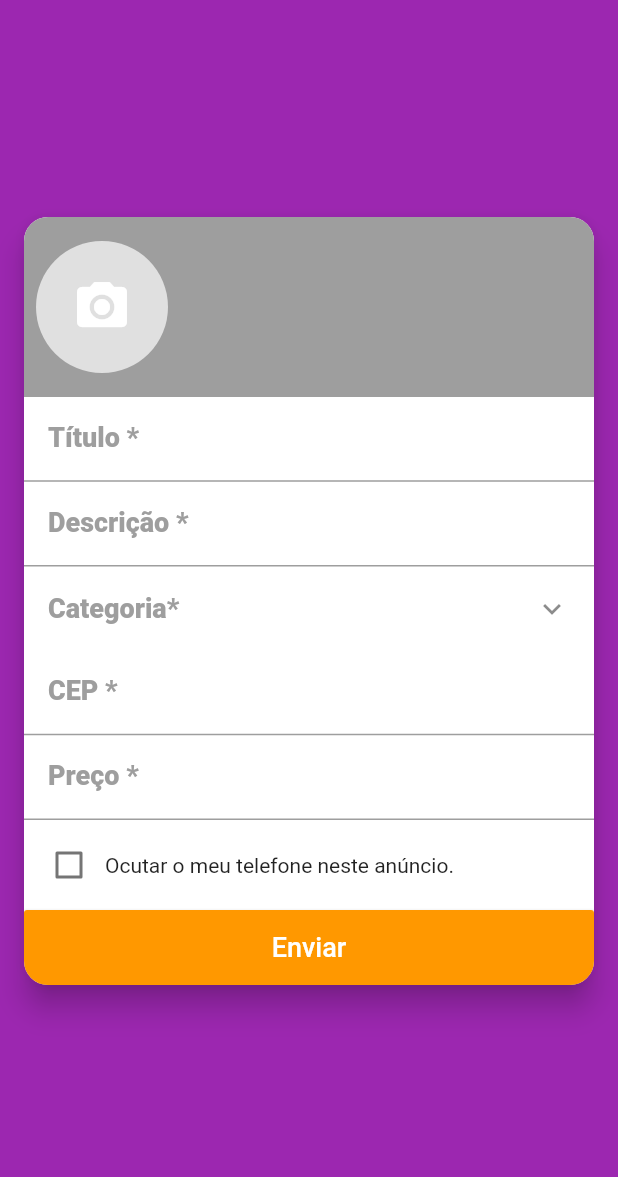
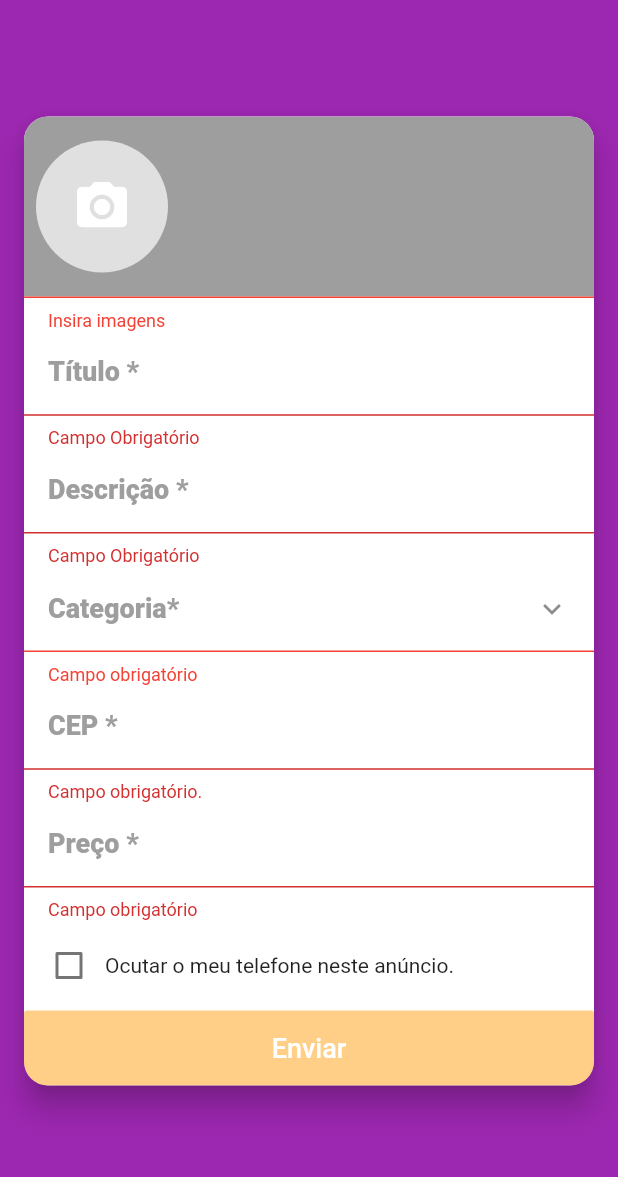
Before and after one commit to leonardovilches/sos_services, a Flutter app: the CreateScreen screen opened directly, after a tap on "Enviar", on a phone screen of 412 x 824 dp, the part 59-1236 px from its top. Run offline on Flutter 3.47's test engine with Material 2 defaults, Android fonts, the phone set to English and light mode, and no system bars; our stand-ins replace brasil_fields, dio, flutter_mobx, get_it, image_cropper, image_picker and 3 more; accounts and stored records are empty; generated files the repository leaves out were written again; network calls fail; statements that could not run were skipped.

Commit message:
Validações campos do cadastro de anuncio

```diff
--- a/lib/screens/create/components/category_field.dart
+++ b/lib/screens/create/components/category_field.dart
@@ -11,7 +11,9 @@
   @override
   Widget build(BuildContext context) {
     return Observer(builder: (_) {
-      return ListTile(
+      return Column(
+        children: [
+          ListTile(
             title: createStore.category == null
                 ? Text(
                     'Categoria*',
@@ -51,6 +53,37 @@
                 createStore.setCategory(category);
               }
             },
+          ),
+          if (createStore.categoryError != null)
+            Container(
+              alignment: Alignment.centerLeft,
+              decoration: BoxDecoration(
+                border: Border(
+                  top: BorderSide(
+                    color: Colors.red,
+                  ),
+                ),
+              ),
+              padding: const EdgeInsets.fromLTRB(16, 8, 0, 0),
+              child: Text(
+                createStore.categoryError,
+                style: TextStyle(
+                  color: Colors.red,
+                  fontSize: 12,
+                ),
+              ),
+            )
+          else
+            Container(
+              decoration: BoxDecoration(
+                border: Border(
+                  top: BorderSide(
+                    color: Colors.grey,
+                  ),
+                ),
+              ),
+            ),
+        ],
       );
     });
   }
--- a/lib/screens/create/components/cep_field.dart
+++ b/lib/screens/create/components/cep_field.dart
@@ -3,15 +3,20 @@
 import 'package:flutter/services.dart';
 import 'package:flutter_mobx/flutter_mobx.dart';
 import 'package:sos_services/stores/cep_store.dart';
+import 'package:sos_services/stores/create_store.dart';
 
 class CepField extends StatelessWidget {
-  final CepStore cepStore = CepStore();
+  CepField(this.createStore) : cepStore = createStore.cepStore;
+
+  final CreateStore createStore;
+  final CepStore cepStore;
   @override
   Widget build(BuildContext context) {
     return Column(
       crossAxisAlignment: CrossAxisAlignment.stretch,
       children: [
-        TextFormField(
+        Observer(builder: (_) {
+          return TextFormField(
             onChanged: cepStore.setCep,
             keyboardType: TextInputType.number,
             inputFormatters: [
@@ -20,6 +25,7 @@
             ],
             decoration: InputDecoration(
               labelText: 'CEP *',
+              errorText: createStore.addressError,
               labelStyle: TextStyle(
                 fontWeight: FontWeight.w800,
                 color: Colors.grey,
@@ -27,7 +33,8 @@
               ),
               contentPadding: const EdgeInsets.fromLTRB(16, 10, 12, 10),
             ),
-        ),
+          );
+        }),
         Observer(
           builder: (_) {
             if (cepStore.address == null &&
--- a/lib/screens/create/components/images_field.dart
+++ b/lib/screens/create/components/images_field.dart
@@ -18,10 +18,13 @@
       Navigator.of(context).pop();
     }
 
-    return Container(
+    return Column(
+      children: [
+        Container(
           color: Colors.grey,
           height: 120,
-        child: Observer(builder: (_) {
+          child: Observer(
+            builder: (_) {
               return ListView.builder(
                 scrollDirection: Axis.horizontal,
                 itemCount: createStore.images.length < 5
@@ -36,11 +39,13 @@
                           if (Platform.isAndroid) {
                             showModalBottomSheet(
                                 context: context,
-                            builder: (_) => ImageSourceModal(onImageSelected));
+                                builder: (_) =>
+                                    ImageSourceModal(onImageSelected));
                           } else {
                             showCupertinoModalPopup(
                                 context: context,
-                            builder: (_) => ImageSourceModal(onImageSelected));
+                                builder: (_) =>
+                                    ImageSourceModal(onImageSelected));
                           }
                         },
                         child: CircleAvatar(
@@ -68,7 +73,8 @@
                             context: context,
                             builder: (_) => ImageDialog(
                               image: createStore.images[index],
-                          onDelete: () => createStore.images.removeAt(index),
+                              onDelete: () =>
+                                  createStore.images.removeAt(index),
                             ),
                           );
                         },
@@ -81,6 +87,33 @@
                     );
                 },
               );
-        }));
+            },
+          ),
+        ),
+        Observer(builder: (_) {
+          if (createStore.imagesError != null)
+            return Container(
+              alignment: Alignment.centerLeft,
+              decoration: BoxDecoration(
+                border: Border(
+                  top: BorderSide(
+                    color: Colors.red,
+                  ),
+                ),
+              ),
+              padding: const EdgeInsets.fromLTRB(16, 8, 0, 0),
+              child: Text(
+                createStore.imagesError,
+                style: TextStyle(
+                  color: Colors.red,
+                  fontSize: 12,
+                ),
+              ),
+            );
+          else
+            return Container();
+        })
+      ],
+    );
   }
 }
--- a/lib/screens/create/create_screen.dart
+++ b/lib/screens/create/create_screen.dart
@@ -1,6 +1,7 @@
 import 'package:brasil_fields/brasil_fields.dart';
 import 'package:flutter/material.dart';
 import 'package:flutter/services.dart';
+import 'package:flutter_mobx/flutter_mobx.dart';
 import 'package:sos_services/components/custom_drawer/custom_drawer.dart';
 import 'package:sos_services/models/category.dart';
 import 'package:sos_services/stores/create_store.dart';
@@ -42,25 +43,37 @@
                   mainAxisSize: MainAxisSize.min,
                   children: [
                     ImagesField(createStore),
-                    TextFormField(
+                    Observer(builder: (_) {
+                      return TextFormField(
+                        onChanged: createStore.setTitle,
                         decoration: InputDecoration(
                             labelText: 'Título *',
                             labelStyle: labelStyle,
                             contentPadding: contentPadding,
-                      ),
-                    ),
-                    TextFormField(
+                            errorText: createStore.titleError),
+                      );
+                    }),
+                    Observer(
+                      builder: (_) {
+                        return TextFormField(
+                          onChanged: createStore.setDescription,
                           decoration: InputDecoration(
                             labelText: 'Descrição *',
                             labelStyle: labelStyle,
                             contentPadding: contentPadding,
+                            errorText: createStore.descriptionError,
                           ),
                           maxLines: null,
+                        );
+                      },
                     ),
                     CategoryField(createStore),
-                    CepField(),
-                    TextFormField(
+                    CepField(createStore),
+                    Observer(builder: (_) {
+                      return TextFormField(
+                        onChanged: createStore.setPrice,
                         decoration: InputDecoration(
+                          errorText: createStore.priceError,
                           labelText: 'Preço *',
                           labelStyle: labelStyle,
                           contentPadding: contentPadding,
@@ -71,10 +84,14 @@
                           FilteringTextInputFormatter.digitsOnly,
                           RealInputFormatter(centavos: true),
                         ],
-                    ),
+                      );
+                    }),
                     HidePhoneField(createStore),
-                    SizedBox(
+                    Observer(builder: (_) {
+                      return SizedBox(
                         height: 50,
+                        child: GestureDetector(
+                          onTap: createStore.invalidSendPressed,
                           child: MaterialButton(
                             child: Text(
                               'Enviar',
@@ -85,10 +102,13 @@
                             textColor: Colors.white,
                             color: Colors.orange,
                             disabledColor: Colors.orange.withAlpha(120),
-                        materialTapTargetSize: MaterialTapTargetSize.shrinkWrap,
-                        onPressed: () {},
+                            materialTapTargetSize:
+                                MaterialTapTargetSize.shrinkWrap,
+                            onPressed: createStore.sendPressed,
                           ),
                         ),
+                      );
+                    }),
                   ],
                 ),
               ),
--- a/lib/stores/create_store.dart
+++ b/lib/stores/create_store.dart
@@ -1,5 +1,8 @@
 import 'package:mobx/mobx.dart';
+import 'package:sos_services/models/Address.dart';
 import 'package:sos_services/models/category.dart';
+
+import 'cep_store.dart';
 part 'create_store.g.dart';
 
 class CreateStore = _CreateStore with _$CreateStore;
@@ -7,15 +10,124 @@
 abstract class _CreateStore with Store {
   ObservableList images = ObservableList();
 
+  @computed
+  bool get imageValid => images.isNotEmpty;
+  String get imagesError {
+    if (!showErrors || imageValid)
+      return null;
+    else
+      return 'Insira imagens';
+  }
+
+  @observable
+  String title = '';
+
+  @action
+  void setTitle(String value) => title = value;
+
+  @computed
+  bool get titleValid => title.length >= 6;
+  String get titleError {
+    if (!showErrors || titleValid)
+      return null;
+    else if (title.isEmpty)
+      return 'Campo Obrigatório';
+    else
+      return 'Título muito curto';
+  }
+
+  @observable
+  String description = '';
+
+  @action
+  void setDescription(String value) => description = value;
+
+  @computed
+  bool get descriptionValid => description.length >= 10;
+  String get descriptionError {
+    if (!showErrors || descriptionValid)
+      return null;
+    else if (description.isEmpty)
+      return 'Campo Obrigatório';
+    else
+      return 'Descrição muito curto';
+  }
+
   @observable
   Category category;
 
   @action
   void setCategory(Category value) => category = value;
 
+  @computed
+  bool get categoryValid => category != null;
+  String get categoryError {
+    if (!showErrors || categoryValid)
+      return null;
+    else
+      return 'Campo obrigatório';
+  }
+
+  CepStore cepStore = CepStore();
+
+  @computed
+  Address get address => cepStore.address;
+  bool get addressValid => address != null;
+  String get addressError {
+    if (!showErrors || addressValid)
+      return null;
+    else
+      return 'Campo obrigatório.';
+  }
+
+  @observable
+  String priceText = '';
+
+  @action
+  void setPrice(String value) => priceText = value;
+
+  @computed
+  num get price {
+    if (priceText.contains(',')) {
+      return num.tryParse(priceText.replaceAll(RegExp('[^0-9]'), ''));
+    } else {
+      return num.tryParse(priceText);
+    }
+  }
+
+  bool get priceValid => price != null && price <= 9999999;
+  String get priceError {
+    if (!showErrors || priceValid)
+      return null;
+    else if (priceText.isEmpty)
+      return 'Campo obrigatório';
+    else
+      return 'Preço inválido';
+  }
+
   @observable
   bool hidePhone = false;
 
   @action
   void setHidePhone(bool value) => hidePhone = value;
+
+  @computed
+  bool get formValid =>
+      imageValid &&
+      titleValid &&
+      descriptionValid &&
+      categoryValid &&
+      addressValid &&
+      priceValid;
+
+  @computed
+  Function get sendPressed => formValid ? _send : null;
+
+  @observable
+  bool showErrors = false;
+
+  @action
+  void invalidSendPressed() => showErrors = true;
+
+  void _send() {}
 }
```
Also changed, not shown: lib/stores/create_store.g.dart, 2 other files. Lines whose indentation alone changed are shown as unchanged.
